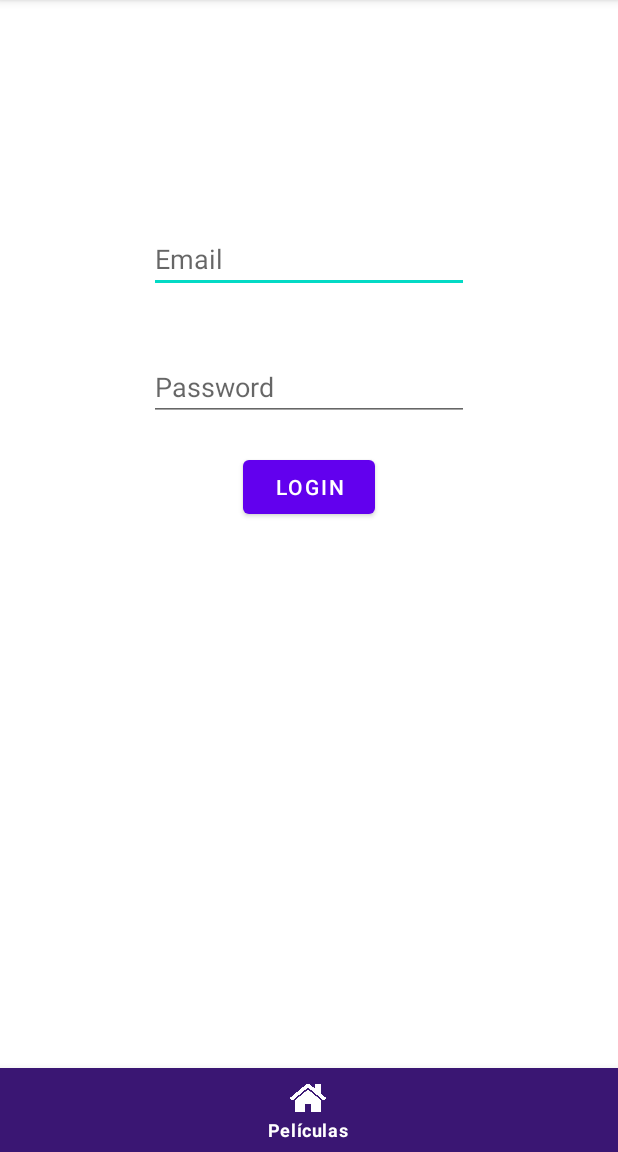
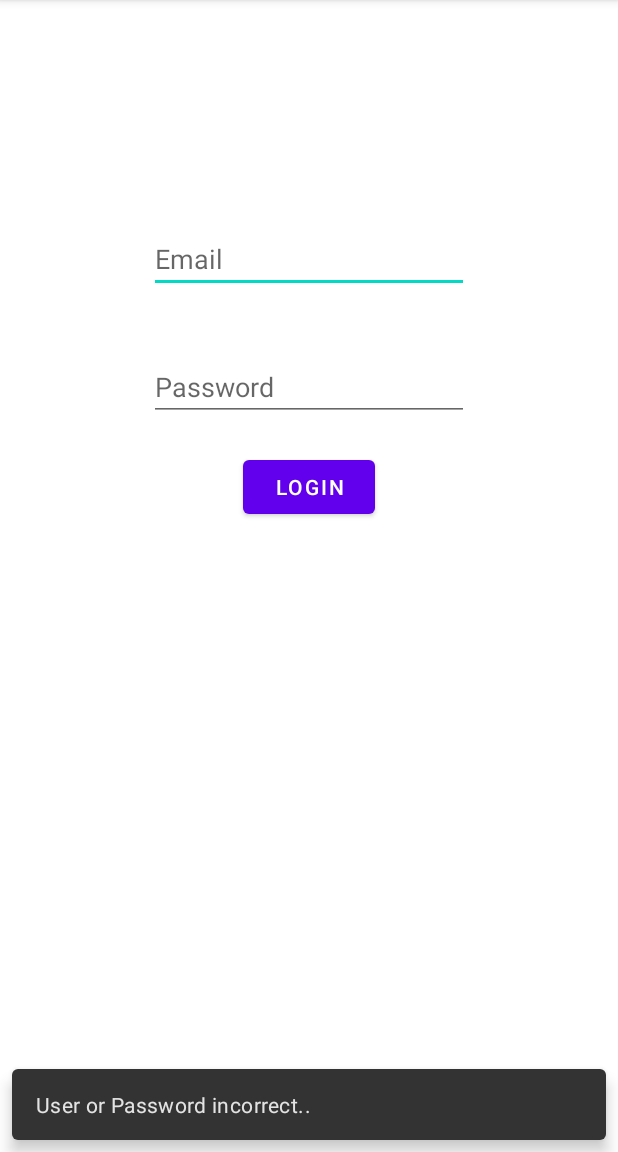
Before and after one commit to nicoabaez/CinePlus-Proyecto, an Android app: the screen it shows after launch (MainActivity before the commit, LoginActivity after it), after a tap on "LOGIN", on a phone screen of 412 x 824 dp, the part 84-1236 px from its top. Run offline under Robolectric (Android 15) with nearby library versions, the phone set to English and light mode, and no system bars; our stand-ins replace Firebase (no records; nobody signed in at launch, a user with empty details on screens opened directly).

Commit message:
activity del login funcionando

```diff
--- a/app/src/main/java/com/ort/cineplus/entities/User.kt
+++ b/app/src/main/java/com/ort/cineplus/entities/User.kt
@@ -2,12 +2,16 @@ package com.ort.cineplus.entities
 
 import android.os.Parcelable
 import kotlinx.parcelize.Parcelize
+
 
 @Parcelize
 class User (
     val id: Int,
     val name: String,
     val email: String,
-    val pass: String,
+    val pass: String
+
+
         ): Parcelable {
+    constructor(): this(0, "", "", "")
 }
--- a/app/src/main/java/com/ort/cineplus/fragments/Login.kt
+++ b/app/src/main/java/com/ort/cineplus/fragments/Login.kt
@@ -1,5 +1,6 @@
 package com.ort.cineplus.fragments
 
+import android.app.AlertDialog
 import android.content.Intent
 import android.os.Bundle
 import android.view.LayoutInflater
@@ -7,10 +8,13 @@ import android.view.View
 import android.view.ViewGroup
 import android.widget.Button
 import android.widget.EditText
+import android.widget.Toast
 import androidx.fragment.app.Fragment
 import androidx.lifecycle.ViewModelProvider
+import com.google.android.material.snackbar.Snackbar
 import com.ort.cineplus.R
 import com.ort.cineplus.activities.LoginActivity
+import com.ort.cineplus.activities.MainActivity
 
 
 class Login : Fragment() {
@@ -36,7 +40,11 @@ class Login : Fragment() {
         btnLogin = v.findViewById(R.id.btnLogin)
 
         btnLogin.setOnClickListener(){
-            startActivity(Intent(activity, LoginActivity::class.java))
+            if(viewModel.login(email.text.toString(), pass.text.toString())){
+                startActivity(Intent(activity, MainActivity::class.java))
+            }else{
+                Snackbar.make(v, "User or Password incorrect..", Snackbar.LENGTH_SHORT).show()
+            }
         }
         return v
     }
@@ -48,4 +56,8 @@ class Login : Fragment() {
 
     }
 
+    fun showError(){
+
+    }
+
 }
--- a/app/src/main/java/com/ort/cineplus/fragments/LoginViewModel.kt
+++ b/app/src/main/java/com/ort/cineplus/fragments/LoginViewModel.kt
@@ -1,9 +1,28 @@
 package com.ort.cineplus.fragments
 
 import androidx.lifecycle.ViewModel
+import com.google.firebase.firestore.ktx.firestore
+import com.google.firebase.firestore.ktx.toObject
+import com.google.firebase.ktx.Firebase
+import com.ort.cineplus.entities.User
 
 class LoginViewModel : ViewModel() {
     // TODO: Implement the ViewModel
 
+    var db = Firebase.firestore
+    private var users = mutableListOf<User>()
 
+    fun login (username: String, pass:String) : Boolean{
+       db.collection("Users")
+            .get().addOnSuccessListener { result ->
+                 for(results in result){
+                     users.add(results.toObject())
+                 }
+            }
+        val userSearched = users.firstOrNull{it.email == username}
+        if(userSearched != null){
+            return true;
+        }
+        return false;
+    }
 }
--- a/app/src/main/res/layout/activity_login.xml
+++ b/app/src/main/res/layout/activity_login.xml
@@ -6,4 +6,10 @@
     android:layout_height="match_parent"
     tools:context=".activities.LoginActivity">
 
+    <fragment
+        android:name="com.ort.cineplus.fragments.Login"
+        android:layout_width="match_parent"
+        android:layout_height="match_parent"
+        android:id="@+id/loginFragment">
+    </fragment>
 </androidx.constraintlayout.widget.ConstraintLayout>
--- a/app/src/main/res/layout/fragment_login.xml
+++ b/app/src/main/res/layout/fragment_login.xml
@@ -28,7 +28,7 @@
         android:layout_marginTop="20dp"
         android:ems="10"
         android:hint="Password"
-        android:inputType="textPersonName"
+        android:inputType="textPersonName|textPassword"
         app:layout_constraintBottom_toTopOf="@+id/btnLogin"
         app:layout_constraintEnd_toEndOf="parent"
         app:layout_constraintStart_toStartOf="parent"
--- /dev/null
+++ b/app/src/main/res/navigation/nav_login.xml
@@ -0,0 +1,6 @@
+<?xml version="1.0" encoding="utf-8"?>
+<navigation xmlns:android="http://schemas.android.com/apk/res/android"
+    xmlns:app="http://schemas.android.com/apk/res-auto"
+    android:id="@+id/nav_login">
+
+</navigation>
--- a/app/src/main/res/navigation/navgraph.xml
+++ b/app/src/main/res/navigation/navgraph.xml
@@ -3,7 +3,7 @@
     xmlns:app="http://schemas.android.com/apk/res-auto"
     xmlns:tools="http://schemas.android.com/tools"
     android:id="@+id/navgraph"
-    app:startDestination="@id/login">
+    app:startDestination="@id/listaFragment">
 
     <fragment
         android:id="@+id/listaFragment"
```
Also changed, not shown: app/src/main/AndroidManifest.xml (+8 -6 lines).
